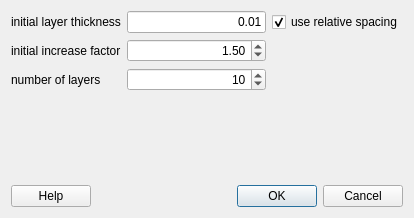
Qt form guidivideboundarylayer.ui (enGits/engrid) before a commit.
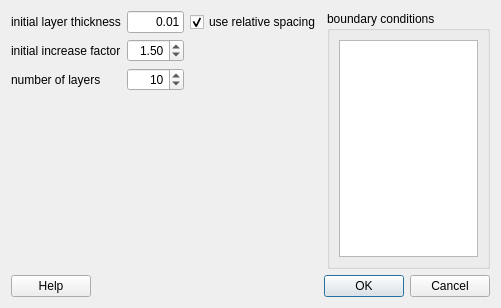
The same form after that commit. Icons and pictures are not drawn.

Diff of the .ui file:
```diff
--- a/guidivideboundarylayer.ui
+++ b/guidivideboundarylayer.ui
@@ -5,8 +5,8 @@
    <rect>
     <x>0</x>
     <y>0</y>
-    <width>414</width>
-    <height>218</height>
+    <width>501</width>
+    <height>308</height>
    </rect>
   </property>
   <property name="windowTitle" >
@@ -16,8 +16,8 @@
    <iconset resource="engrid.qrc" >
     <normaloff>:/icons/resources/icons/G.png</normaloff>:/icons/resources/icons/G.png</iconset>
   </property>
-  <layout class="QVBoxLayout" name="verticalLayout" >
-   <item>
+  <layout class="QGridLayout" name="gridLayout_2" >
+   <item row="0" column="0" >
     <layout class="QGridLayout" name="gridLayout" >
      <item row="0" column="1" >
       <widget class="QLineEdit" name="lineEditH" >
@@ -94,7 +94,38 @@
      </item>
     </layout>
    </item>
-   <item>
+   <item rowspan="2" row="0" column="1" >
+    <widget class="QGroupBox" name="groupBox" >
+     <property name="sizePolicy" >
+      <sizepolicy vsizetype="Preferred" hsizetype="Expanding" >
+       <horstretch>0</horstretch>
+       <verstretch>0</verstretch>
+      </sizepolicy>
+     </property>
+     <property name="title" >
+      <string>boundary conditions</string>
+     </property>
+     <layout class="QHBoxLayout" name="horizontalLayout_2" >
+      <item>
+       <widget class="QListWidget" name="listWidget" >
+        <property name="sizePolicy" >
+         <sizepolicy vsizetype="Expanding" hsizetype="Expanding" >
+          <horstretch>0</horstretch>
+          <verstretch>0</verstretch>
+         </sizepolicy>
+        </property>
+        <property name="maximumSize" >
+         <size>
+          <width>16777215</width>
+          <height>16777215</height>
+         </size>
+        </property>
+       </widget>
+      </item>
+     </layout>
+    </widget>
+   </item>
+   <item row="1" column="0" >
     <spacer name="verticalSpacer" >
      <property name="orientation" >
       <enum>Qt::Vertical</enum>
@@ -102,12 +133,12 @@
      <property name="sizeHint" stdset="0" >
       <size>
        <width>20</width>
-       <height>79</height>
+       <height>169</height>
       </size>
      </property>
     </spacer>
    </item>
-   <item>
+   <item row="2" column="0" colspan="2" >
     <layout class="QHBoxLayout" name="horizontalLayout" >
      <item>
       <widget class="QPushButton" name="pushButtonHelp" >
```
